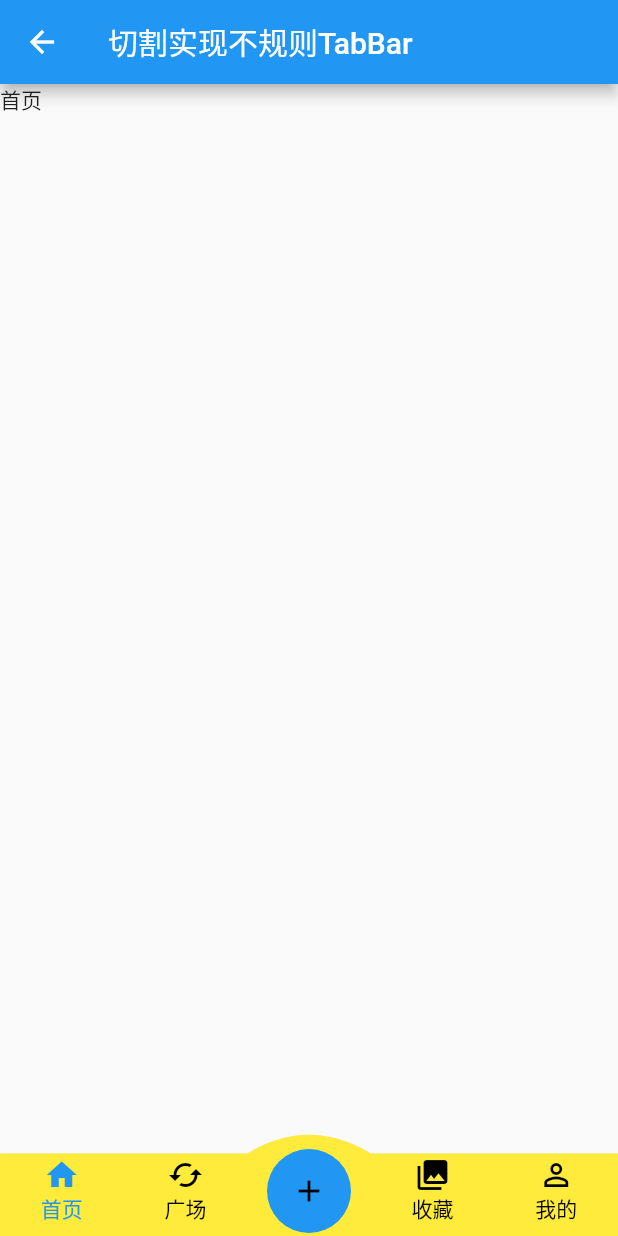
After one commit to Wesley1993/flutter, a Flutter app: the CliperTabbar screen opened directly, on a phone screen of 412 x 824 dp. The commit adds this screen. Run offline on Flutter 3.47's test engine with Material 2 defaults, Android fonts, the phone set to English and light mode, and no system bars; missing offline and left inert: flare_splash_screen.

Commit message:
切割+定位实现不规则底部按钮

```diff
--- /dev/null
+++ b/lib/cases/clip_tabbar.dart
@@ -0,0 +1,209 @@
+import 'package:flutter/material.dart';
+import 'package:flutter_cases/cases/clip_widget.dart';
+
+class CliperTabbar extends StatefulWidget {
+  @override
+  _CliperTabbarState createState() => _CliperTabbarState();
+}
+
+class _CliperTabbarState extends State<CliperTabbar> {
+  List<Widget> pages = [
+    Text('首页'),
+    Text('广场'),
+    Text('添加'),
+    Text('收藏'),
+    Text('我的'),
+  ];
+  int _currentIndex = 0;
+  Color _activeStyle = Colors.blue;
+  Color _style = Colors.black;
+
+  @override
+  Widget build(BuildContext context) {
+    return Scaffold(
+      appBar: AppBar(
+        title: Text('切割实现不规则TabBar'),
+      ),
+      body: Stack(
+        children: [
+          Positioned(
+            child: pages[_currentIndex],
+            top: 0,
+            left: 0,
+            right: 0,
+          ),
+          Positioned(
+              right: 0,
+              bottom: 0,
+              left: 0,
+              child: Column(
+                children: [
+                  ClipPath(
+                    clipper: Clipper(),
+                    child: Container(
+                      padding: EdgeInsets.only(top: 20),
+                      child: Row(
+                        mainAxisAlignment: MainAxisAlignment.spaceBetween,
+                        mainAxisSize: MainAxisSize.max,
+                        children: [
+                          Expanded(
+                            child: InkWell(
+                              splashColor: Colors.transparent,
+                              highlightColor: Colors.transparent,
+                              onTap: () {
+                                setState(() {
+                                  _currentIndex = 0;
+                                });
+                              },
+                              child: Container(
+                                child: Column(
+                                  mainAxisAlignment: MainAxisAlignment.center,
+                                  children: [
+                                    Icon(Icons.home,
+                                        color: _currentIndex==0
+                                            ? _activeStyle
+                                            : _style),
+                                    Text(
+                                      '首页',
+                                      style: TextStyle(
+                                          color: _currentIndex==0
+                                              ? _activeStyle
+                                              : _style),
+                                    )
+                                  ],
+                                ),
+                              ),
+                            ),
+                            flex: 1,
+                          ),
+                          Expanded(
+                            child: InkWell(
+                              splashColor: Colors.transparent,
+                              highlightColor: Colors.transparent,
+                              onTap: () {
+                                setState(() {
+                                  _currentIndex = 1;
+                                });
+                              },
+                              child: Container(
+                                child: Column(
+                                  mainAxisAlignment: MainAxisAlignment.center,
+                                  children: [
+                                    Icon(Icons.cached,
+                                        color: _currentIndex==1
+                                            ? _activeStyle
+                                            : _style),
+                                    Text(
+                                      '广场',
+                                      style: TextStyle(
+                                          color: _currentIndex==1
+                                              ? _activeStyle
+                                              : _style),
+                                    )
+                                  ],
+                                ),
+                              ),
+                            ),
+                            flex: 1,
+                          ),
+                          Expanded(child: FloatingActionButton(
+                            splashColor: Colors.transparent,
+                            highlightElevation: 0,
+                            onPressed: () {
+                              setState(() {
+                                _currentIndex = 2;
+                              });
+                            },
+                            child: Icon(Icons.add,
+                                color: _currentIndex==2 ? Colors.white : _style),
+                            elevation: 0,
+                          ),flex: 1,),
+
+                          Expanded(
+                            child: InkWell(
+                              splashColor: Colors.transparent,
+                              highlightColor: Colors.transparent,
+                              onTap: () {
+                                setState(() {
+                                  _currentIndex = 3;
+                                });
+                              },
+                              child: Container(
+                                child: Column(
+                                  mainAxisAlignment: MainAxisAlignment.center,
+                                  children: [
+                                    Icon(Icons.collections,
+                                        color: _currentIndex==3
+                                            ? _activeStyle
+                                            : _style),
+                                    Text(
+                                      '收藏',
+                                      style: TextStyle(
+                                          color: _currentIndex==3
+                                              ? _activeStyle
+                                              : _style),
+                                    )
+                                  ],
+                                ),
+                              ),
+                            ),
+                            flex: 1,
+                          ),
+                          Expanded(
+                            child: InkWell(
+                              splashColor: Colors.transparent,
+                              highlightColor: Colors.transparent,
+                              onTap: () {
+                                setState(() {
+                                  _currentIndex = 4;
+                                });
+                              },
+                              child: Container(
+                                child: Column(
+                                  mainAxisAlignment: MainAxisAlignment.center,
+                                  children: [
+                                    Icon(Icons.person_outline,
+                                        color: _currentIndex==4
+                                            ? _activeStyle
+                                            : _style),
+                                    Text(
+                                      '我的',
+                                      style: TextStyle(
+                                          color: _currentIndex==4
+                                              ? _activeStyle
+                                              : _style),
+                                    )
+                                  ],
+                                ),
+                              ),
+                            ),
+                            flex: 1,
+                          ),
+                        ],
+                      ),
+                      height: 80,
+                      decoration:
+                          BoxDecoration(color: Colors.yellow, boxShadow: [
+                        BoxShadow(
+                            color: Colors.black12,
+                            offset: Offset(0.0, 15.0), //阴影偏移量 xy
+                            blurRadius: 15.0, //阴影模糊程度
+                            spreadRadius: 5.0 //阴影扩散程度
+                            ),
+                      ]),
+                    ),
+                  ),
+                  SizedBox(
+                    width: MediaQuery.of(context).size.width,
+                    child: Container(
+                      height: MediaQuery.of(context).padding.bottom,
+                      color: Colors.yellow,
+                    ),
+                  )
+                ],
+              ))
+        ],
+      ),
+    );
+  }
+}
--- /dev/null
+++ b/lib/cases/clip_widget.dart
@@ -0,0 +1,38 @@
+import 'package:flutter/material.dart';
+
+class Clipper extends CustomClipper<Path> {
+  @override
+  Path getClip(Size size) {
+    var path = Path();
+    var height=25.0;
+    path.lineTo(0, 0); //第1个点
+    path.lineTo(0, size.height); //第2个点
+    var firstControlPoint = Offset(size.width/2, size.height);
+    var firstEdnPoint = Offset(size.width, size.height-height);
+//    path.quadraticBezierTo(
+//        firstControlPoint.dx,
+//        firstControlPoint.dy,
+//        firstEdnPoint.dx,
+//        firstEdnPoint.dy
+//    );
+//    path.lineTo(size.width, size.height-50.0); //第3个点
+    path.lineTo(size.width, size.height);
+    path.lineTo(size.width, height); //第4个点
+    path.lineTo(size.width/5 * 3, height);
+//    path.lineTo(size.width/2, 0);
+    var controPoint=Offset(size.width/2, 0);
+    var endPoint=Offset(size.width/5 * 2, height);
+    path.quadraticBezierTo(controPoint.dx, controPoint.dy, endPoint.dx, endPoint.dy);
+    path.lineTo(size.width/5 * 2, height);
+    path.lineTo(0, height);
+    return path;
+
+    return path;
+  }
+
+  @override
+  bool shouldReclip(CustomClipper<Path> oldClipper) {
+    // TODO: implement shouldReclip
+    return true;
+  }
+}
--- a/lib/main.dart
+++ b/lib/main.dart
@@ -1,6 +1,7 @@
 import 'package:flare_splash_screen/flare_splash_screen.dart';
 import 'package:flutter/cupertino.dart';
 import 'package:flutter/material.dart';
+import 'package:flutter_cases/cases/clip_tabbar.dart';
 import 'package:flutter_cases/cases/custom_tabbar.dart';
 import 'package:flutter_cases/widget/custon_button.dart';
 
@@ -21,11 +22,22 @@ class MyApp extends StatelessWidget {
         // closer together (more dense) than on mobile platforms.
         visualDensity: VisualDensity.adaptivePlatformDensity,
       ),
-      home: SplashScreen.navigate(
-        name: 'intro.flr',
-        next: (context) => MyHomePage(title: 'Flutter cases'),
-        until: () => Future.delayed(Duration(seconds: 5)),
-        startAnimation: '1',
+      home: Column(
+        children: [
+          Padding(
+            padding: const EdgeInsets.all(8.0),
+            child: Center(
+              child: Container(
+                child: SplashScreen.navigate(
+                  name: 'intro.flr',
+                  next: (context) => MyHomePage(title: 'Flutter cases'),
+                  until: () => Future.delayed(Duration(seconds: 5)),
+                  startAnimation: '1',
+                ),
+              ),
+            ),
+          ),
+        ],
       ),
     );
   }
@@ -54,9 +66,10 @@ class _MyHomePageState extends State<MyHomePage> {
           padding: EdgeInsets.symmetric(vertical: 5.0, horizontal: 5.0),
           child: Wrap(
             direction: Axis.horizontal,
-            alignment: WrapAlignment.spaceBetween,
+//            alignment: WrapAlignment.spaceBetween,
             crossAxisAlignment: WrapCrossAlignment.start,
             runAlignment: WrapAlignment.spaceBetween,
+            spacing: 5,
             runSpacing: 5,
             verticalDirection: VerticalDirection.down,
             children: _demos(),
@@ -68,7 +81,8 @@ class _MyHomePageState extends State<MyHomePage> {
 
   List<Widget> _demos() {
     return [
-      CustomBtn(item: CustomTabBar(),value: '自定义tab',)
+      CustomBtn(item: CustomTabBar(),value: '自定义tab',),
+      CustomBtn(item: CliperTabbar(),value: '切割版不规则tab',)
     ];
   }
 }
--- a/pubspec.yaml
+++ b/pubspec.yaml
@@ -29,6 +29,7 @@ dependencies:
   # Use with the CupertinoIcons class for iOS style icons.
   cupertino_icons: ^0.1.3
   flare_splash_screen: ^3.0.1 # 启动页动画插件
+  dio: ^3.0.10 #网络请求
 
 dev_dependencies:
   flutter_test:
```
Also changed, not shown: pubspec.lock.
